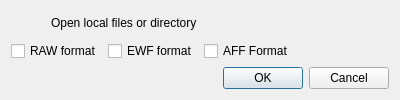
arxsys/dff-ui, file gui/resources/evidencedialog.ui: the form before one commit.
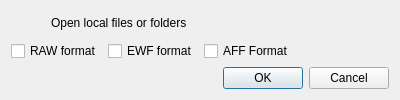
The form after the commit. Icons and pictures are not drawn.

The edit to the form file:
```diff
--- a/gui/resources/evidencedialog.ui
+++ b/gui/resources/evidencedialog.ui
@@ -57,7 +57,7 @@
         </sizepolicy>
        </property>
        <property name="text">
-        <string>Open local files or directory</string>
+        <string>Open local files or folders</string>
        </property>
       </widget>
      </item>
```
